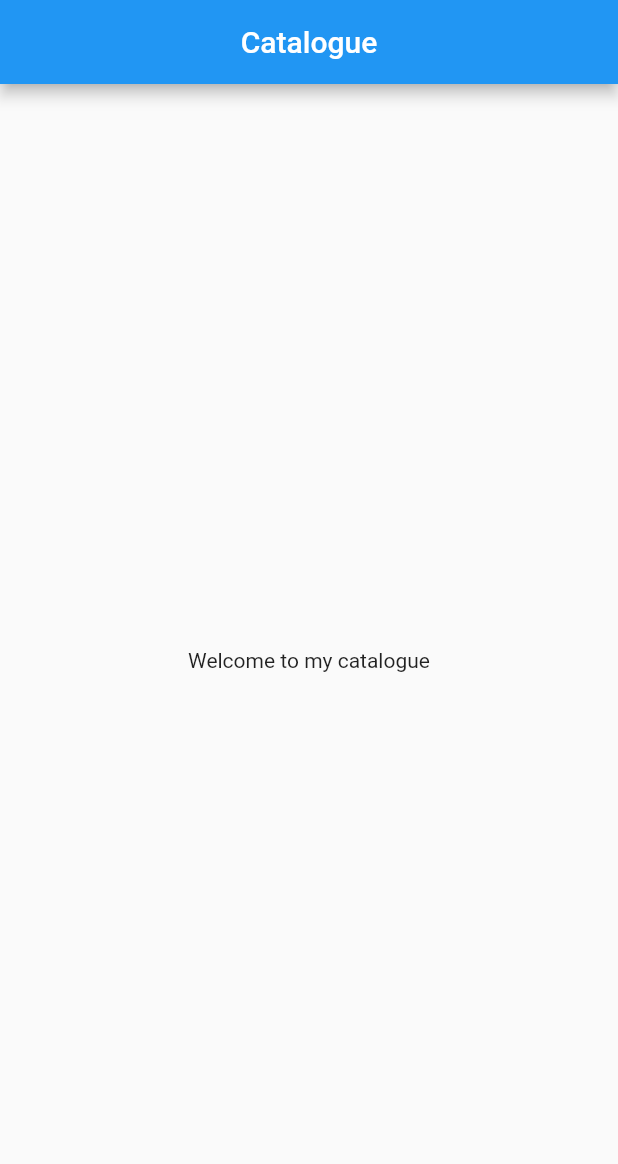
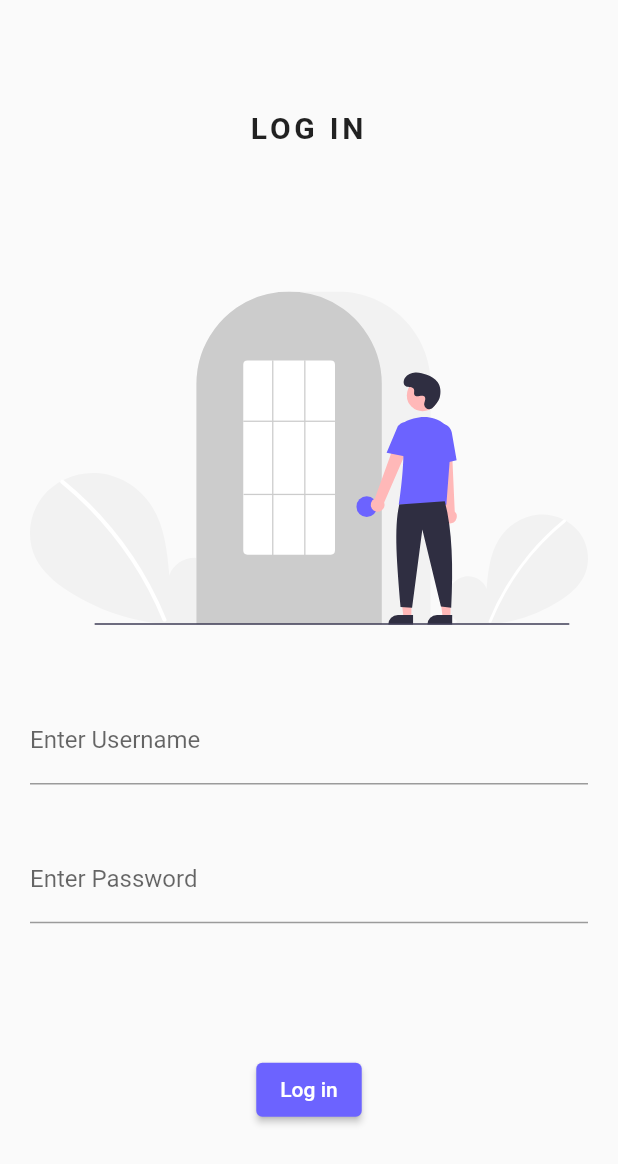
Before and after one commit to UnStunned/flutter-learning, a Flutter app: the screen it shows after launch, on a phone screen of 412 x 824 dp. Shown: the top 1164 px of the screen. Run offline on Flutter 3.47's test engine with Material 2 defaults, Android fonts, the phone set to English and light mode, and no system bars; our stand-ins replace flutter_svg.

Commit message:
Completed Login Screen

```diff
--- a/lib/main.dart
+++ b/lib/main.dart
@@ -1,5 +1,6 @@
 import 'package:flutter/material.dart';
-import 'package:flutter_catalog/home_page.dart';
+import 'package:flutter_catalog/screens/home_page.dart';
+import 'package:flutter_catalog/screens/log_in.dart';
 
 void main() {
   runApp(MyApp());
@@ -10,8 +11,8 @@ class MyApp extends StatelessWidget {
 
   @override
   Widget build(BuildContext context) {
-    return const MaterialApp(
-      home: HomePage(),
-    );
+    return MaterialApp(routes: {
+      "/": (context) => LogIn(),
+    });
   }
 }
--- /dev/null
+++ b/lib/screens/log_in.dart
@@ -0,0 +1,64 @@
+import 'dart:math';
+
+import 'package:flutter/material.dart';
+import 'package:flutter_svg/flutter_svg.dart';
+
+class LogIn extends StatelessWidget {
+  const LogIn({super.key});
+
+  @override
+  Widget build(BuildContext context) {
+    return Material(
+        child: Padding(
+            padding: const EdgeInsets.symmetric(vertical: 40, horizontal: 20),
+            child: Column(
+                mainAxisAlignment: MainAxisAlignment.spaceEvenly,
+                children: [
+                  const SizedBox(
+                    width: 200,
+                    height: 20,
+                    child: Text(
+                      'LOG IN',
+                      style: TextStyle(
+                          fontSize: 20,
+                          letterSpacing: 2.5,
+                          fontWeight: FontWeight.bold),
+                      textAlign: TextAlign.center,
+                    ),
+                  ),
+                  const SizedBox(
+                    height: 20,
+                  ),
+                  SizedBox(
+                      child: SvgPicture.asset(
+                    'assets/images/login.svg',
+                    height: 250,
+                    width: 411.4,
+                  )),
+                  SizedBox(
+                    child: TextFormField(
+                        decoration: const InputDecoration(
+                            hintText: "Username",
+                            label: Text('Enter Username'))),
+                  ),
+                  SizedBox(
+                    child: TextFormField(
+                        obscureText: true,
+                        decoration: const InputDecoration(
+                            hintText: "Password",
+                            label: Text('Enter Password'))),
+                  ),
+                  const SizedBox(
+                    height: 20,
+                  ),
+                  ElevatedButton(
+                      onPressed: () {
+                        print("Hello world!");
+                      },
+                      style: TextButton.styleFrom(
+                          backgroundColor:
+                              const Color.fromARGB(255, 108, 99, 255)),
+                      child: const Text('Log in'))
+                ])));
+  }
+}
--- a/pubspec.yaml
+++ b/pubspec.yaml
@@ -35,6 +35,7 @@ dependencies:
   # The following adds the Cupertino Icons font to your application.
   # Use with the CupertinoIcons class for iOS style icons.
   cupertino_icons: ^1.0.2
+  flutter_svg: ^2.0.6
 
 dev_dependencies:
   flutter_test:
@@ -59,8 +60,8 @@ flutter:
   uses-material-design: true
 
   # To add assets to your application, add an assets section, like this:
-  # assets:
-  #   - images/a_dot_burr.jpeg
+  assets:
+    - assets/images/
   #   - images/a_dot_ham.jpeg
 
   # An image asset can refer to one or more resolution-specific "variants", see
```
Also changed, not shown: assets/images/login.svg (added), lib/screens/home_page.dart (renamed from lib/home_page.dart), pubspec.lock.
